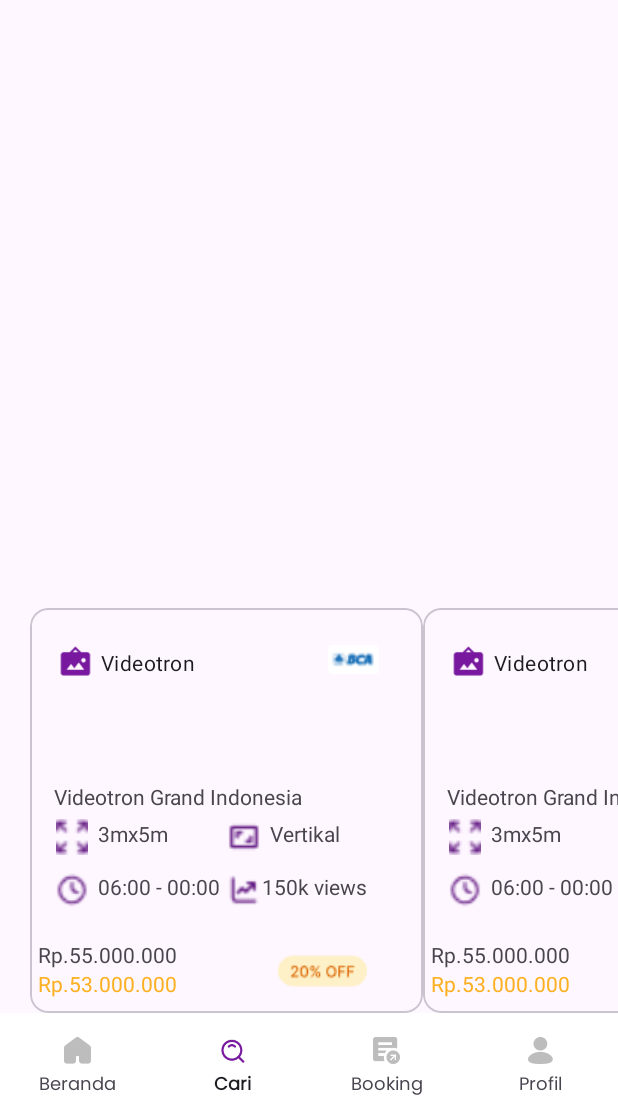
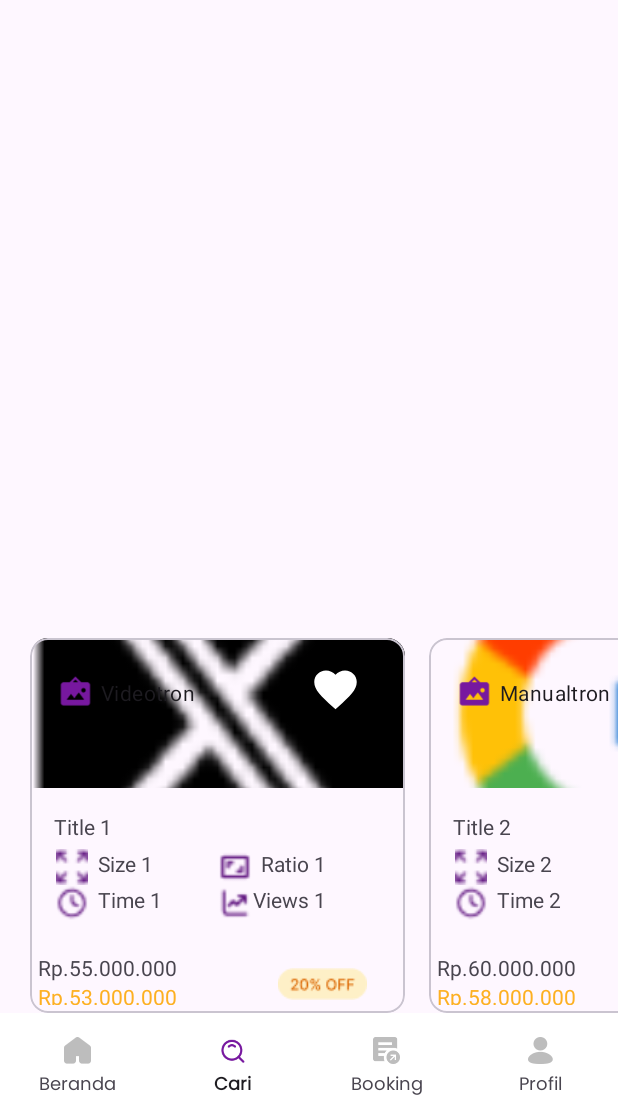
Before and after one commit to ExRonin/CapstoneProject, an Android app built with Jetpack Compose: the SearchFragment screen opened through its navigation route, on a phone screen of 412 x 824 dp, the part 128-1236 px from its top. Run offline under Robolectric (Android 15) with nearby library versions, the phone set to English and light mode, and no system bars; our stand-ins replace navigation-ui; pictures from the network do not load.

Commit message:
fix: fragmentsearch

```diff
--- a/app/src/main/AndroidManifest.xml
+++ b/app/src/main/AndroidManifest.xml
@@ -39,8 +39,11 @@
         </activity>
         <activity
             android:name=".ui.main.MainActivity"
-            android:exported="true">
+            android:exported="true"> <intent-filter>
+            <action android:name="android.intent.action.MAIN" />
 
+            <category android:name="android.intent.category.LAUNCHER" />
+        </intent-filter>
         </activity>
         <activity android:name=".ui.onboardscreen.OnboardingActivity" />
         <activity
@@ -53,11 +56,7 @@
         <activity
             android:name=".ui.splashscreen.SplashActivity"
             android:exported="true">
-            <intent-filter>
-                <action android:name="android.intent.action.MAIN" />
 
-                <category android:name="android.intent.category.LAUNCHER" />
-            </intent-filter>
         </activity>
     </application>
 
--- a/app/src/main/java/com/capstoneproject/ui/search/SearchFragment.kt
+++ b/app/src/main/java/com/capstoneproject/ui/search/SearchFragment.kt
@@ -20,10 +20,12 @@ import androidx.core.content.ContextCompat
 import androidx.core.content.res.ResourcesCompat
 import androidx.core.graphics.drawable.DrawableCompat
 import androidx.fragment.app.Fragment
-import androidx.viewpager.widget.ViewPager
+import androidx.recyclerview.widget.LinearLayoutManager
+import androidx.recyclerview.widget.RecyclerView
 import com.capstoneproject.R
 import com.capstoneproject.databinding.FragmentSearchBinding
-import com.capstoneproject.ui.search.adapter.CardPagerAdapter
+import com.capstoneproject.ui.search.adapter.ItemData
+import com.capstoneproject.ui.search.adapter.RecyclerViewAdapter
 import com.google.android.gms.maps.CameraUpdateFactory
 import com.google.android.gms.maps.GoogleMap
 import com.google.android.gms.maps.OnMapReadyCallback
@@ -41,6 +43,14 @@ class SearchFragment : Fragment(), OnMapReadyCallback {
 
     private lateinit var geocoder: Geocoder
     private lateinit var googleMap: GoogleMap
+    private lateinit var recyclerView: RecyclerView
+    private lateinit var recyclerViewAdapter: RecyclerViewAdapter
+
+    private val itemList = listOf(
+      ItemData(R.drawable.icon_x, "Videotron", "Title 1", "Size 1", "Time 1", "Ratio 1", "Views 1", "Rp.55.000.000", "Rp.53.000.000"),
+        ItemData(R.drawable.icon_google, "Manualtron" ,"Title 2", "Size 2", "Time 2", "Ratio 2", "Views 2", "Rp.60.000.000", "Rp.58.000.000")
+
+    )
 
     override fun onCreateView(
         inflater: LayoutInflater, container: ViewGroup?,
@@ -66,11 +76,13 @@ class SearchFragment : Fragment(), OnMapReadyCallback {
             override fun afterTextChanged(s: Editable?) {}
         })
 
-        val viewPager: ViewPager = view.findViewById(R.id.viewPager)
-        val adapter = CardPagerAdapter(requireContext())
-        viewPager.adapter = adapter
+        recyclerView = binding.recyclerView
+        recyclerView.layoutManager = LinearLayoutManager(context, LinearLayoutManager.HORIZONTAL, false)
+        recyclerViewAdapter = RecyclerViewAdapter(itemList)
+        recyclerView.adapter = recyclerViewAdapter
 
         return view
+
     }
 
     override fun onMapReady(map: GoogleMap) {
--- a/app/src/main/java/com/capstoneproject/ui/search/adapter/ImageSliderAdapter.kt
+++ /dev/null
@@ -1,29 +0,0 @@
-package com.capstoneproject.ui.search.adapter
-import android.content.Context
-import android.view.LayoutInflater
-import android.view.View
-import android.view.ViewGroup
-import androidx.viewpager.widget.PagerAdapter
-import com.capstoneproject.R
-import com.google.android.material.card.MaterialCardView
-
-class CardPagerAdapter(private val context: Context) : PagerAdapter() {
-
-    override fun instantiateItem(container: ViewGroup, position: Int): Any {
-        val view = LayoutInflater.from(context).inflate(R.layout.item_maps_slider, container, false)
-        container.addView(view)
-        return view
-    }
-
-    override fun getCount(): Int {
-        return 5
-    }
-
-    override fun isViewFromObject(view: View, `object`: Any): Boolean {
-        return view == `object`
-    }
-
-    override fun destroyItem(container: ViewGroup, position: Int, `object`: Any) {
-        container.removeView(`object` as MaterialCardView)
-    }
-}
--- /dev/null
+++ b/app/src/main/java/com/capstoneproject/ui/search/adapter/RecyclerViewAdapter.kt
@@ -0,0 +1,63 @@
+package com.capstoneproject.ui.search.adapter
+
+import android.view.LayoutInflater
+import android.view.View
+import android.view.ViewGroup
+import android.widget.ImageView
+import android.widget.TextView
+import androidx.recyclerview.widget.RecyclerView
+import com.capstoneproject.R
+import com.google.android.material.card.MaterialCardView
+
+
+class RecyclerViewAdapter(private val itemList: List<ItemData>) :
+    RecyclerView.Adapter<RecyclerViewAdapter.ViewHolder>() {
+
+    class ViewHolder(itemView: View) : RecyclerView.ViewHolder(itemView) {
+
+        val card: MaterialCardView = itemView.findViewById(R.id.card)
+        val imageView: ImageView = itemView.findViewById(R.id.imagemaps)
+        val titlebaliho: TextView = itemView.findViewById(R.id.titlebaliho)
+        val title: TextView = itemView.findViewById(R.id.titlecard)
+        val size: TextView = itemView.findViewById(R.id.sizesmaps)
+        val time: TextView = itemView.findViewById(R.id.timemaps)
+        val ratio: TextView = itemView.findViewById(R.id.ratiomaps)
+        val views: TextView = itemView.findViewById(R.id.viewmaps)
+        val originalPrice: TextView = itemView.findViewById(R.id.original_price)
+        val discountedPrice: TextView = itemView.findViewById(R.id.discounted_price)
+    }
+
+    override fun onCreateViewHolder(parent: ViewGroup, viewType: Int): ViewHolder {
+        val view = LayoutInflater.from(parent.context)
+            .inflate(R.layout.item_maps_slider, parent, false)
+        return ViewHolder(view)
+    }
+
+    override fun onBindViewHolder(holder: ViewHolder, position: Int) {
+        val item = itemList[position]
+        holder.imageView.setImageResource(item.imageRes)
+        holder.titlebaliho.text = item.titlebaliho
+        holder.title.text = item.title
+        holder.size.text = item.size
+        holder.time.text = item.time
+        holder.ratio.text = item.ratio
+        holder.views.text = item.views
+        holder.originalPrice.text = item.originalPrice
+        holder.discountedPrice.text = item.discountedPrice
+
+    }
+
+    override fun getItemCount() = itemList.size
+}
+
+data class ItemData(
+    val imageRes: Int,
+    val titlebaliho: String,
+    val title: String,
+    val size: String,
+    val time: String,
+    val ratio: String,
+    val views: String,
+    val originalPrice: String,
+    val discountedPrice: String
+)
--- /dev/null
+++ b/app/src/main/res/drawable/baseline_favorite_24.xml
@@ -0,0 +1,5 @@
+<vector android:height="24dp" android:tint="#FFFFFF"
+    android:viewportHeight="24" android:viewportWidth="24"
+    android:width="24dp" xmlns:android="http://schemas.android.com/apk/res/android">
+    <path android:fillColor="@android:color/white" android:pathData="M12,21.35l-1.45,-1.32C5.4,15.36 2,12.28 2,8.5 2,5.42 4.42,3 7.5,3c1.74,0 3.41,0.81 4.5,2.09C13.09,3.81 14.76,3 16.5,3 19.58,3 22,5.42 22,8.5c0,3.78 -3.4,6.86 -8.55,11.54L12,21.35z"/>
+</vector>
--- a/app/src/main/res/layout/fragment_search.xml
+++ b/app/src/main/res/layout/fragment_search.xml
@@ -43,15 +43,15 @@
         android:background="@android:color/transparent"
         android:clipChildren="false">
 
-        <androidx.viewpager.widget.ViewPager
-            android:id="@+id/viewPager"
+        <androidx.recyclerview.widget.RecyclerView
+            android:id="@+id/recyclerView"
             android:layout_width="match_parent"
             android:layout_height="270dp"
             android:background="@android:color/transparent"
+            android:paddingTop="20dp"
             android:clipToPadding="false"
             android:paddingStart="20dp"
             android:paddingEnd="130dp" />
     </LinearLayout>
 
-
 </FrameLayout>
--- a/app/src/main/res/layout/item_maps_slider.xml
+++ b/app/src/main/res/layout/item_maps_slider.xml
@@ -20,6 +20,7 @@
                 android:layout_height="100dp">
 
                 <ImageView
+                    android:id="@+id/imagemaps"
                     android:layout_width="match_parent"
                     android:layout_height="match_parent"
                     android:scaleType="centerCrop"
@@ -41,6 +42,7 @@
                         app:srcCompat="@drawable/icon_billboard" />
 
                     <TextView
+                        android:id="@+id/titlebaliho"
                         android:paddingTop="3dp"
                         android:paddingStart="5dp"
                         android:layout_width="wrap_content"
@@ -58,7 +60,7 @@
                     android:layout_marginTop="9dp"
                     android:layout_marginEnd="21dp"
                     android:padding="8dp"
-                    app:srcCompat="@drawable/icon_bca" />
+                    app:srcCompat="@drawable/baseline_favorite_24" />
 
             </RelativeLayout>
 
@@ -102,6 +104,7 @@
                                 app:srcCompat="@drawable/sizesmaps" />
 
                             <TextView
+                                 android:id="@+id/sizesmaps"
                                 android:layout_width="wrap_content"
                                 android:layout_height="wrap_content"
                                 android:paddingStart="5dp"
@@ -122,11 +125,11 @@
                                 app:srcCompat="@drawable/operationalhour" />
 
                             <TextView
+                                android:id="@+id/timemaps"
                                 android:layout_width="wrap_content"
                                 android:layout_height="wrap_content"
                                 android:paddingStart="5dp"
                                 android:text="@string/secondary_text_left_2"
-
                                 android:textColor="?android:attr/textColorSecondary"
                                 />
 
@@ -152,6 +155,7 @@
                                 app:srcCompat="@drawable/ratio" />
 
                             <TextView
+                                android:id="@+id/ratiomaps"
                                 android:layout_width="wrap_content"
                                 android:layout_height="wrap_content"
                                 android:paddingStart="5dp"
@@ -172,6 +176,7 @@
                                 app:srcCompat="@drawable/insight" />
 
                             <TextView
+                                android:id="@+id/viewmaps"
                                 android:layout_width="wrap_content"
                                 android:layout_height="wrap_content"
                                 android:text="@string/secondary_text_right_2"
```
